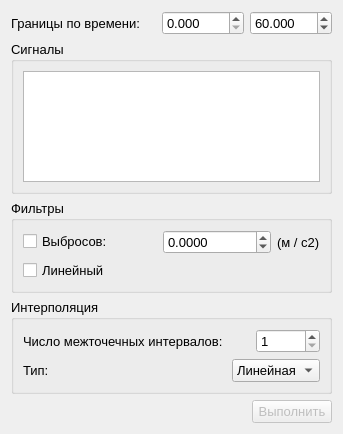
Qinterfly/EvalSig, file gui/FilterSignalsWindow.ui: the form before one commit.
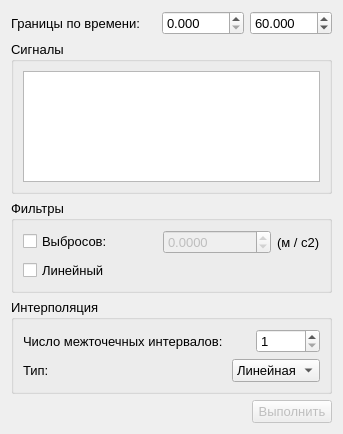
The form after the commit.

Commit message: v1.6.4. Дополнен интерфейс для осуществления фильтрации сигналов: линейный фильтр и фильтр выбросов

The edit to the form file:
```diff
--- a/gui/FilterSignalsWindow.ui
+++ b/gui/FilterSignalsWindow.ui
@@ -127,6 +127,9 @@
         </item>
         <item>
          <widget class="QDoubleSpinBox" name="spinBoxOutlier">
+          <property name="enabled">
+           <bool>false</bool>
+          </property>
           <property name="decimals">
            <number>4</number>
           </property>
```
The commit also changes 6 other files.
